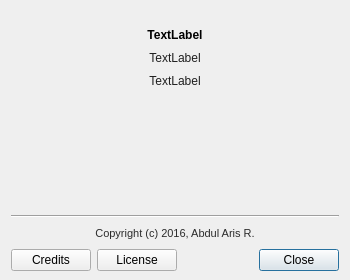
Before: the Qt Designer form src/aboutdialog.ui in abdularis/LAN-Share, drawn with Qt 5.
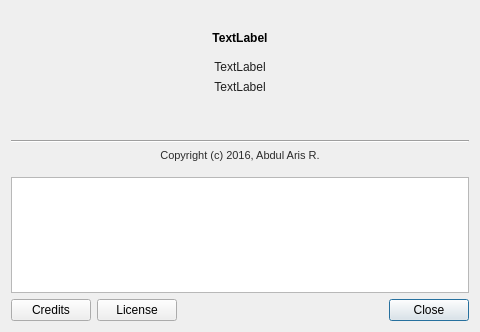
After: the same form once the commit is applied. Icons and pictures are not drawn.

```diff
--- a/src/aboutdialog.ui
+++ b/src/aboutdialog.ui
@@ -6,8 +6,8 @@
    <rect>
     <x>0</x>
     <y>0</y>
-    <width>350</width>
-    <height>280</height>
+    <width>480</width>
+    <height>332</height>
    </rect>
   </property>
   <property name="sizePolicy">
@@ -18,14 +18,14 @@
   </property>
   <property name="minimumSize">
    <size>
-    <width>350</width>
-    <height>280</height>
+    <width>480</width>
+    <height>332</height>
    </size>
   </property>
   <property name="maximumSize">
    <size>
-    <width>350</width>
-    <height>280</height>
+    <width>450</width>
+    <height>332</height>
    </size>
   </property>
   <property name="windowTitle">
@@ -35,16 +35,7 @@
    <iconset resource="res.qrc">
     <normaloff>:/img/about.png</normaloff>:/img/about.png</iconset>
   </property>
-  <layout class="QVBoxLayout" name="verticalLayout">
-   <property name="spacing">
-    <number>9</number>
-   </property>
-   <property name="topMargin">
-    <number>5</number>
-   </property>
-   <property name="bottomMargin">
-    <number>9</number>
-   </property>
+  <layout class="QVBoxLayout" name="verticalLayout_2">
    <item>
     <widget class="QLabel" name="label_3">
      <property name="minimumSize">
@@ -90,6 +81,18 @@
     </widget>
    </item>
    <item>
+    <widget class="QWidget" name="textContent" native="true">
+     <layout class="QVBoxLayout" name="verticalLayout">
+      <property name="leftMargin">
+       <number>0</number>
+      </property>
+      <property name="topMargin">
+       <number>9</number>
+      </property>
+      <property name="rightMargin">
+       <number>0</number>
+      </property>
+      <item>
     <widget class="QLabel" name="programVersionLbl">
      <property name="styleSheet">
       <string notr="true">color: rgb(31, 31, 31);</string>
@@ -151,6 +154,22 @@
      </property>
     </widget>
    </item>
+     </layout>
+    </widget>
+   </item>
+   <item>
+    <widget class="QTextEdit" name="textEdit">
+     <property name="styleSheet">
+      <string notr="true">font: 8pt &quot;Sans&quot;;</string>
+     </property>
+     <property name="readOnly">
+      <bool>true</bool>
+     </property>
+     <property name="textInteractionFlags">
+      <set>Qt::LinksAccessibleByKeyboard|Qt::LinksAccessibleByMouse|Qt::TextBrowserInteraction|Qt::TextSelectableByKeyboard|Qt::TextSelectableByMouse</set>
+     </property>
+    </widget>
+   </item>
    <item>
     <layout class="QHBoxLayout" name="horizontalLayout">
      <property name="spacing">
@@ -161,6 +180,9 @@
        <property name="text">
         <string>Credits</string>
        </property>
+       <property name="checkable">
+        <bool>true</bool>
+       </property>
        <property name="autoDefault">
         <bool>false</bool>
        </property>
@@ -171,6 +193,9 @@
        <property name="text">
         <string>License</string>
        </property>
+       <property name="checkable">
+        <bool>true</bool>
+       </property>
        <property name="autoDefault">
         <bool>false</bool>
        </property>
```
Left out of the diff: 76 changed lines with no effect on the pictures. Lines whose indentation alone changed are shown as unchanged.
